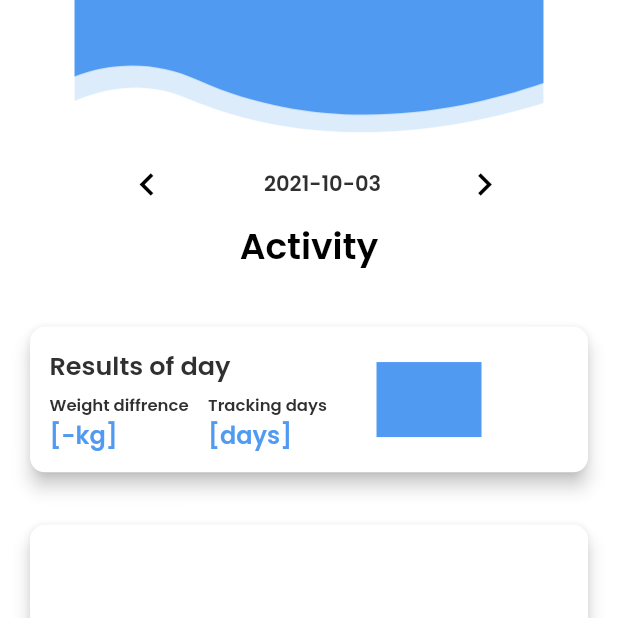
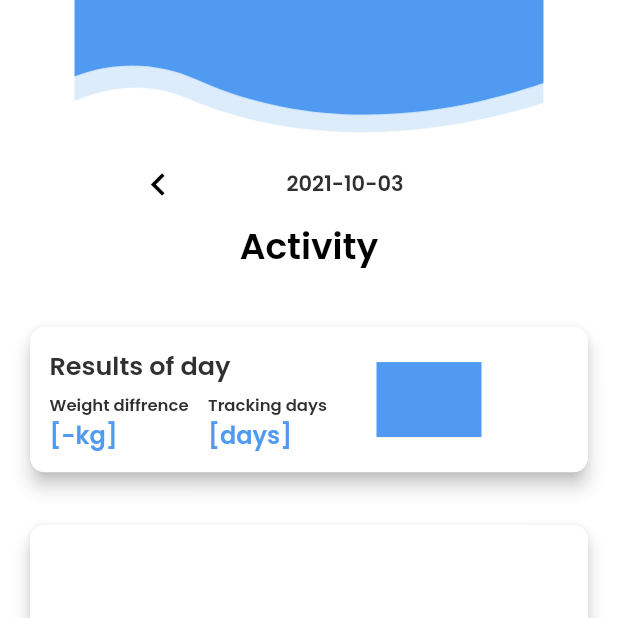
Before and after one commit to OstapFilipenko/Foody, a Flutter app: the screen it shows after launch, after a tap on the "keyboard arrow left" icon, on a phone screen of 412 x 824 dp, the top half of it. Run offline on Flutter 3.47's test engine with Material 2 defaults, Android fonts, the phone set to English and light mode, and no system bars; our stand-ins replace auto_size_text, built_collection, built_value, cloud_firestore, firebase_core, flutter_svg_provider and 6 more; missing offline and left inert: scan; accounts and stored records are empty; generated files the repository leaves out were written again.

Commit message:
implemented the next day button

```diff
--- a/lib/home_page/home_page_widget.dart
+++ b/lib/home_page/home_page_widget.dart
@@ -201,20 +201,22 @@ class _HomePageWidgetState extends State<HomePageWidget>
                           size: 30,
                         ),
                         onPressed: () async {
+                          dayMoveHelper++;
                           String day = DateFormat("yyyy-MM-dd hh:mm:ss")
                               .format(DateTime.now()
                                   .subtract(Duration(days: daysLoaded + 1)))
                               .split(" ")[0];
-                            productsByDay[day] =
-                                await getAllConsumedByDate(day);
-                            dayMoveHelper++;
-                            setState(() {
+                          productsByDay[day] = await getAllConsumedByDate(day);
+                          setState(
+                            () {
                               currentDay = DateFormat("yyyy-MM-dd hh:mm:ss")
                                   .format(DateTime.now()
                                       .subtract(Duration(days: dayMoveHelper)))
                                   .split(" ")[0];
-                            });
-                          }),
+                            },
+                          );
+                        },
+                      ),
                       Text(
                         currentDay,
                         style: FlutterFlowTheme.bodyText1.override(
@@ -222,11 +224,24 @@ class _HomePageWidgetState extends State<HomePageWidget>
                           fontWeight: FontWeight.w600,
                         ),
                       ),
-                      Icon(
+                      dayMoveHelper > 0 ? IconButton(
+                        icon: Icon(
                           Icons.keyboard_arrow_right,
                           color: Colors.black,
                           size: 30,
-                      )
+                        ),
+                        onPressed: () {
+                          dayMoveHelper--;
+                          setState(
+                            () {
+                              currentDay = DateFormat("yyyy-MM-dd hh:mm:ss")
+                                  .format(DateTime.now()
+                                      .subtract(Duration(days: dayMoveHelper)))
+                                  .split(" ")[0];
+                            },
+                          );
+                        },
+                      ) : Container(),
                     ],
                   ).animated([animationsMap['textOnPageLoadAnimation']]),
                   Align(
```
Lines whose indentation alone changed are shown as unchanged.
